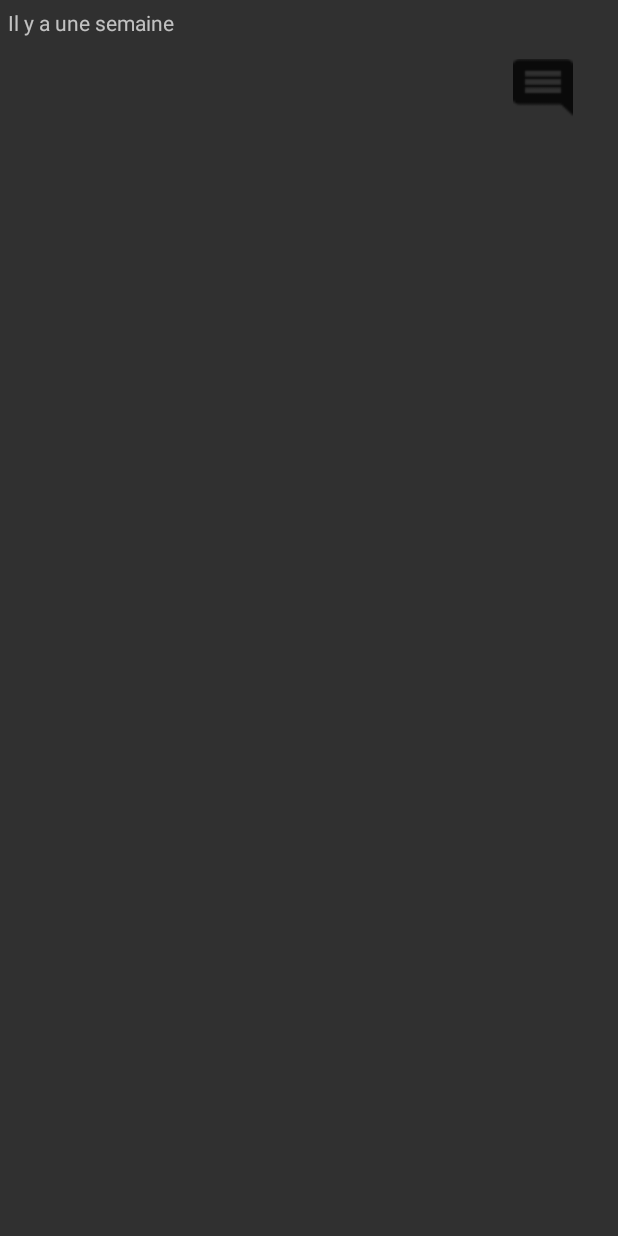
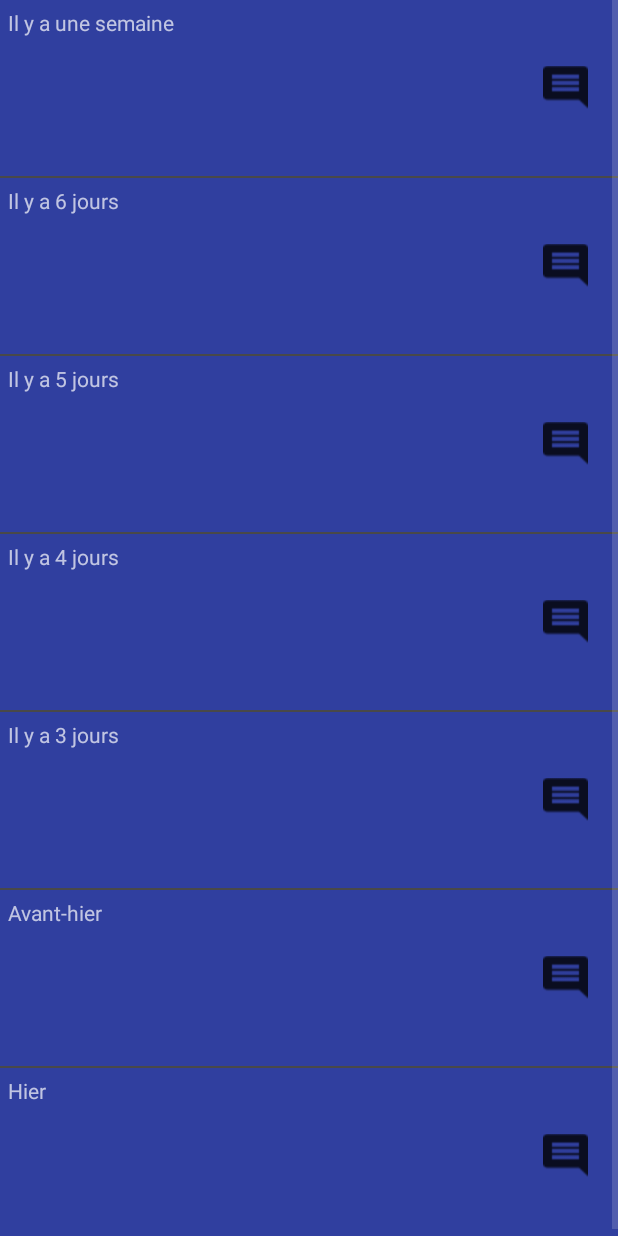
Before and after one commit to sylvain841989/MoodTracker2, an Android app: the HistoryActivity screen opened directly, with no data from a screen before it, on a phone screen of 412 x 824 dp. Run offline under Robolectric (Android 15) with nearby library versions, the phone set to English and light mode, and no system bars.

Commit message:
History activity WIP

```diff
--- a/app/src/main/java/conraud/sylvain/moodtracker2/HistoryActivity.java
+++ b/app/src/main/java/conraud/sylvain/moodtracker2/HistoryActivity.java
@@ -1,13 +1,62 @@
 package conraud.sylvain.moodtracker2;
 
+import android.graphics.Point;
 import android.support.v7.app.AppCompatActivity;
 import android.os.Bundle;
+import android.view.View;
+import android.view.ViewGroup;
+import android.widget.BaseAdapter;
+import android.widget.ListView;
+import android.widget.RelativeLayout;
+import android.widget.TextView;
+
 
 public class HistoryActivity extends AppCompatActivity {
-
+    String[] pastTime = new String[]{"Il y a une semaine","Il y a 6 jours","Il y a 5 jours","Il y a 4 jours","Il y a 3 jours","Avant-hier","Hier"};
     @Override
     protected void onCreate(Bundle savedInstanceState) {
         super.onCreate(savedInstanceState);
         setContentView(R.layout.activity_history);
+
+        ListView listView = findViewById(R.id.activity_history_list_view);
+        listView.setEnabled(false);
+        CustomAdapter customAdapter = new CustomAdapter();
+        listView.setAdapter(customAdapter);
+
+
+
+
+
+    }
+    class CustomAdapter extends BaseAdapter{
+
+        @Override
+        public int getCount() {
+            return 7;
+        }
+
+        @Override
+        public Object getItem(int position) {
+            return null;
+        }
+
+        @Override
+        public long getItemId(int position) {
+            return 0;
+        }
+
+        @Override
+        public View getView(int position, View convertView, ViewGroup parent) {
+            convertView = getLayoutInflater().inflate(R.layout.line_history,null);
+
+            RelativeLayout relativeLayout = convertView.findViewById(R.id.line_history_relative_layout);
+            TextView textView = convertView.findViewById(R.id.line_history_text_view);
+
+            int height = parent.getMeasuredHeight();
+            relativeLayout.setMinimumHeight(height/7);
+
+            textView.setText(pastTime[position]);
+            return convertView;
+        }
     }
 }
--- a/app/src/main/java/conraud/sylvain/moodtracker2/MainActivity.java
+++ b/app/src/main/java/conraud/sylvain/moodtracker2/MainActivity.java
@@ -1,7 +1,6 @@
 package conraud.sylvain.moodtracker2;
 
-import android.content.SharedPreferences;
-import android.graphics.drawable.Drawable;
+
 import android.support.v4.view.ViewPager;
 import android.support.v7.app.AppCompatActivity;
 import android.os.Bundle;
@@ -12,9 +11,9 @@ public class MainActivity extends AppCompatActivity {
     protected void onCreate(Bundle savedInstanceState) {
         super.onCreate(savedInstanceState);
         setContentView(R.layout.activity_main);
+        Save.preferences = getSharedPreferences("PREF",MODE_PRIVATE);
 
 
-        Save.preferences = getSharedPreferences("PREF",MODE_PRIVATE);
         this.configureViewPager();
 
     }
--- /dev/null
+++ b/app/src/main/java/conraud/sylvain/moodtracker2/Mood.java
@@ -0,0 +1,6 @@
+package conraud.sylvain.moodtracker2;
+
+public class Mood {
+    String comment;
+    int mood = 3;
+}
--- a/app/src/main/res/layout/activity_history.xml
+++ b/app/src/main/res/layout/activity_history.xml
@@ -1,31 +1,15 @@
 <?xml version="1.0" encoding="utf-8"?>
 <LinearLayout
-    android:id="@+id/fragment_page_linear_layout_principal"
+    android:layout_height="match_parent"
     android:layout_width="match_parent"
-    android:layout_height="match_parent"
     xmlns:android="http://schemas.android.com/apk/res/android"
-    android:weightSum="7"
-    android:orientation="vertical">
+    >
 
-    <RelativeLayout
-        android:id="@+id/fragment_page_relative_layout0"
+    <ListView
+        android:id="@+id/activity_history_list_view"
         android:layout_width="match_parent"
-        android:layout_height="0dp"
-        android:layout_weight="1">
+        android:layout_height="match_parent"
+       >
 
-        <TextView
-            android:layout_width="wrap_content"
-            android:layout_height="wrap_content"
-            android:text="@string/history_7_jours"
-            android:layout_margin="5dp"/>
-        <ImageView
-            android:layout_width="40dp"
-            android:layout_height="40dp"
-            android:layout_centerVertical="true"
-            android:layout_alignParentRight="true"
-            android:src="@drawable/ic_comment_black_48px"
-            android:layout_margin="30dp"/>
-
-    </RelativeLayout>
-
+    </ListView>
 </LinearLayout>
--- /dev/null
+++ b/app/src/main/res/layout/line_history.xml
@@ -0,0 +1,27 @@
+<?xml version="1.0" encoding="utf-8"?>
+
+
+<RelativeLayout
+    android:id="@+id/line_history_relative_layout"
+    android:layout_width="match_parent"
+    android:layout_height="match_parent"
+    xmlns:android="http://schemas.android.com/apk/res/android"
+    android:background="@color/colorPrimaryDark">
+
+        <TextView
+            android:id="@+id/line_history_text_view"
+            android:layout_width="wrap_content"
+            android:layout_height="wrap_content"
+            android:text="text"
+            android:layout_margin="5dp"
+            />
+        <ImageView
+            android:id="@+id/line_history_image_view"
+            android:layout_width="@dimen/size_comment_history_width"
+            android:layout_height="@dimen/size_comment_history_height"
+            android:layout_centerVertical="true"
+            android:layout_alignParentRight="true"
+            android:src="@drawable/ic_comment_black_48px"
+            android:layout_margin="20dp"/>
+
+    </RelativeLayout>
--- a/app/src/main/res/values/dimen.xml
+++ b/app/src/main/res/values/dimen.xml
@@ -5,6 +5,9 @@
     <dimen name="size_smiley_height">300dp</dimen>
     <dimen name="size_icon_height">70dp</dimen>
     <dimen name="size_icon_width">70dp</dimen>
+    <dimen name="size_comment_history_width">30dp</dimen>
+    <dimen name="size_comment_history_height">30dp</dimen>
+
 
 
 </resources>
--- a/app/src/main/res/values/strings.xml
+++ b/app/src/main/res/values/strings.xml
@@ -3,4 +3,9 @@
 
     <string name="hello_blank_fragment">Hello blank fragment</string>
     <string name="history_7_jours">Il y a une semaine</string>
+    <string name="comment">Commentaire</string>
+    <string name="cancel">Annuler</string>
+    <string name="ok">Valider</string>
+
+
 </resources>
```
Also changed, not shown: app/src/main/java/conraud/sylvain/moodtracker2/PageFragment.java (+43 -3 lines), app/src/main/java/conraud/sylvain/moodtracker2/Save.java (+13 -5 lines), app/src/main/res/layout/fragment_page.xml (+6 -2 lines).
